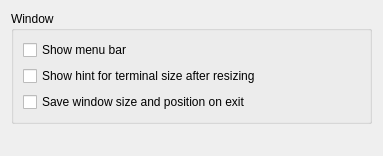
Before: the Qt Designer form src/settings/GeneralSettings.ui in KDE/konsole, drawn with Qt 5.
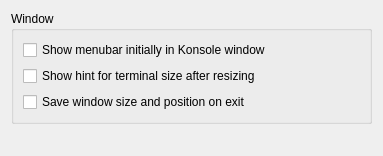
After: the same form once the commit is applied.

Commit message: Move the 'show menubar' option from profiles into global settings

```diff
--- a/src/settings/GeneralSettings.ui
+++ b/src/settings/GeneralSettings.ui
@@ -40,7 +40,7 @@
            </sizepolicy>
           </property>
           <property name="text">
-           <string>Show menu bar</string>
+           <string>Show menubar initially in Konsole window</string>
           </property>
          </widget>
         </item>
```
The commit also changes 9 other files.
